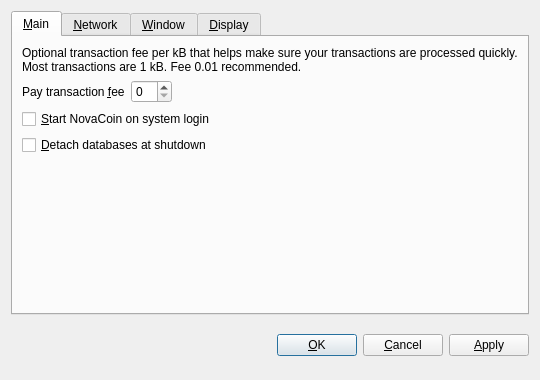
Above: src/qt/forms/optionsdialog.ui from okcashpro/okcash before the change. Below: the same form after it.
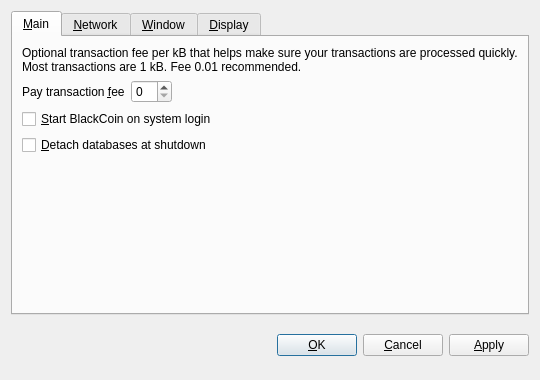
That is the form after the change. Custom widgets are drawn as their Qt base class.

```diff
--- a/src/qt/forms/optionsdialog.ui
+++ b/src/qt/forms/optionsdialog.ui
@@ -82,7 +82,7 @@
           <string>Automatically start NovaCoin after logging in to the system.</string>
          </property>
          <property name="text">
-          <string>&amp;Start NovaCoin on system login</string>
+          <string>&amp;Start BlackCoin on system login</string>
          </property>
         </widget>
        </item>
```
Left out of the diff: 10 changed lines with no effect on the pictures.
